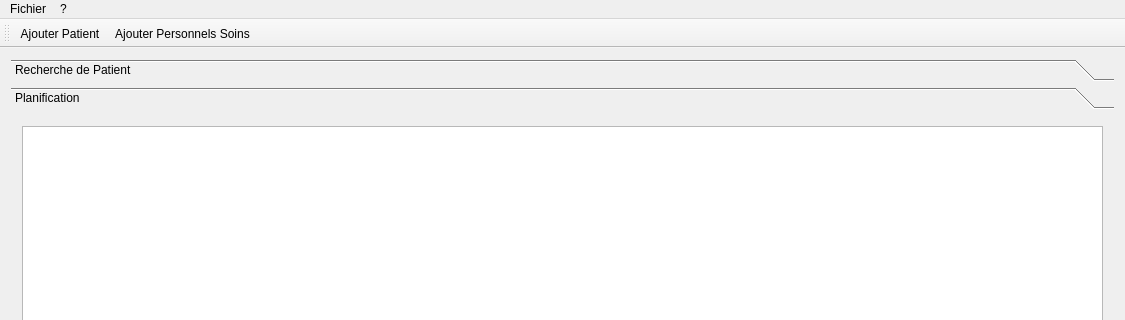
Before: the Qt Designer form mainwindow.ui in JeanCellier/QtProjet, drawn with Qt 5; both pictures show x 0 to 1125 and y 0 to 320 of the 1125 by 657 pixel window.
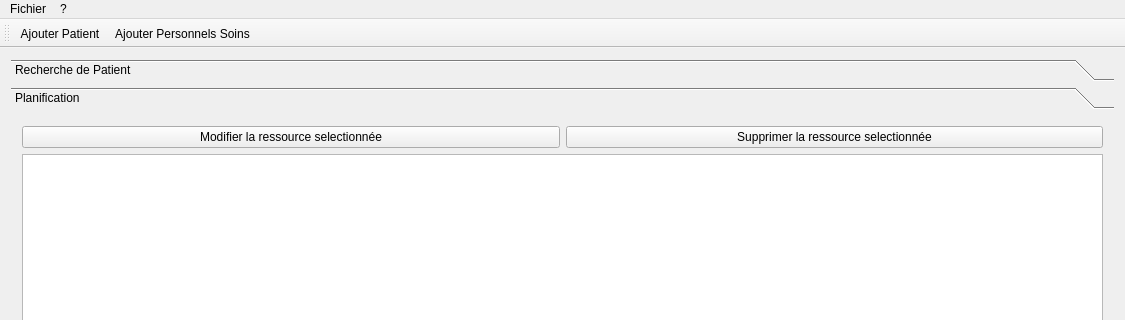
After: the same form once the commit is applied. The open tabs and pages were chosen to show the change.

Patch:
```diff
--- a/mainwindow.ui
+++ b/mainwindow.ui
@@ -259,6 +259,27 @@
         <string>Planification</string>
        </attribute>
        <layout class="QVBoxLayout" name="verticalLayout_2">
+        <item>
+         <layout class="QHBoxLayout" name="horizontalLayout_3">
+          <property name="bottomMargin">
+           <number>0</number>
+          </property>
+          <item>
+           <widget class="QPushButton" name="ModifierButton">
+            <property name="text">
+             <string>Modifier la ressource selectionnée</string>
+            </property>
+           </widget>
+          </item>
+          <item>
+           <widget class="QPushButton" name="DeleteRessourceButton">
+            <property name="text">
+             <string>Supprimer la ressource selectionnée</string>
+            </property>
+           </widget>
+          </item>
+         </layout>
+        </item>
         <item>
          <widget class="QTreeView" name="ressourceTreeView">
           <property name="autoFillBackground">
```
Left out of the diff: 4 changed lines with no effect on the pictures.
